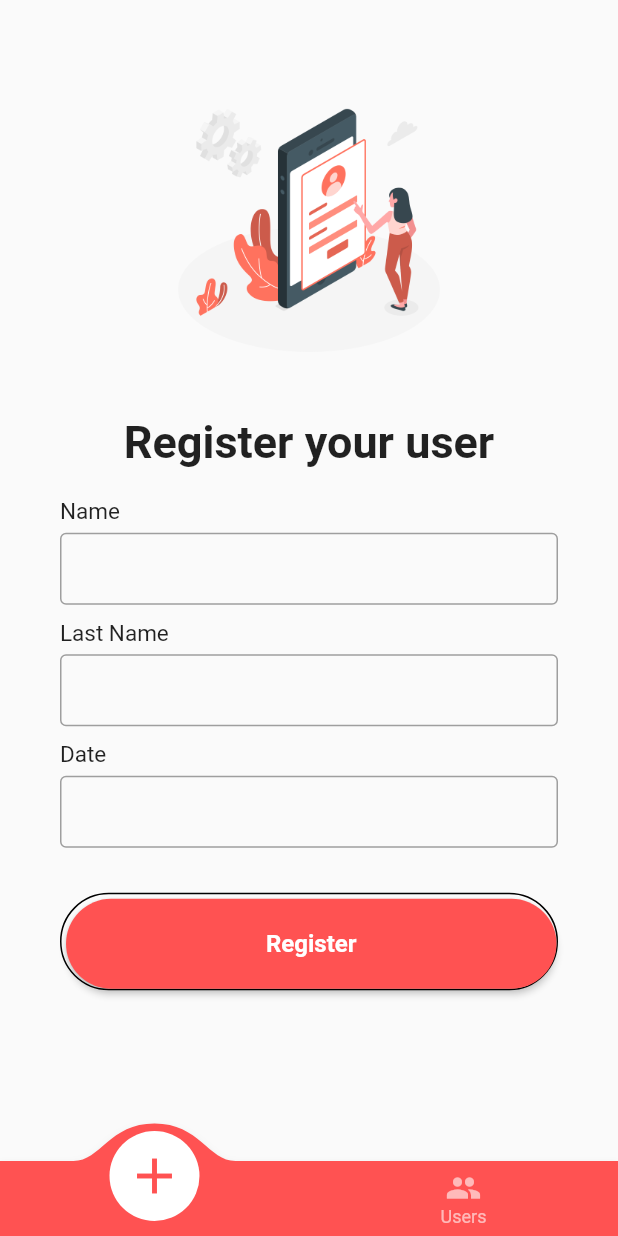
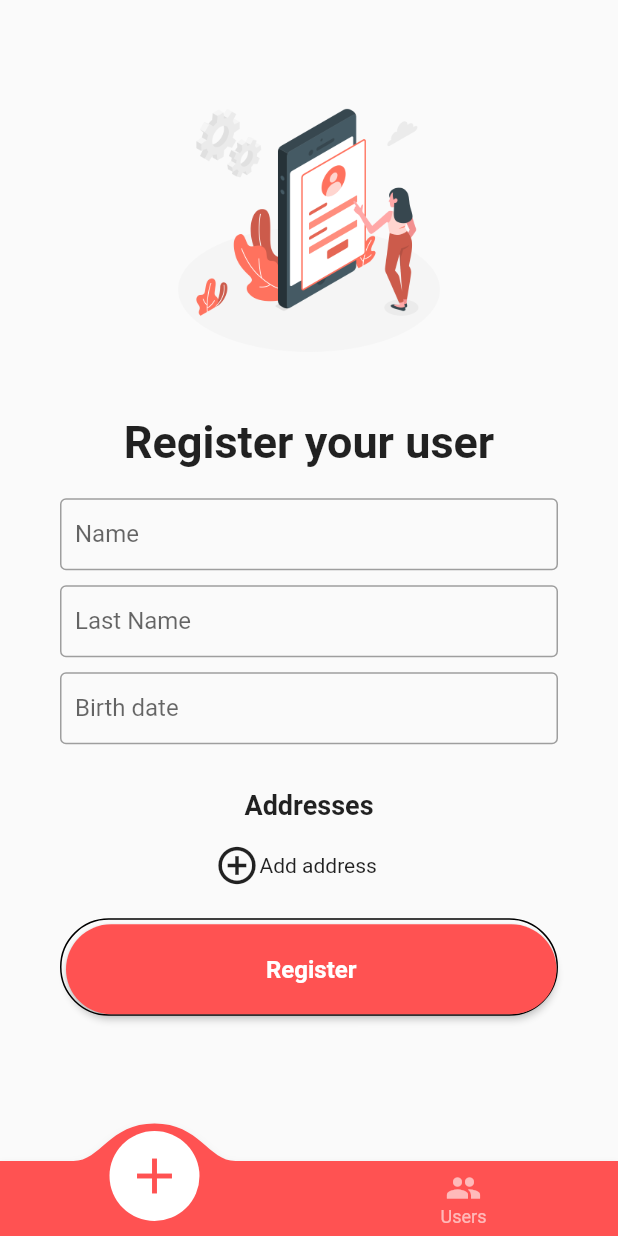
Before and after one commit to anferente20/flutter_register_form, a Flutter app: the screen it shows after launch, on a phone screen of 412 x 824 dp. Run offline on Flutter 3.47's test engine with Material 2 defaults, Android fonts, the light colour scheme and no system bars; drawn by our look-alikes of convex_bottom_bar; our stand-ins replace equatable, flutter_bloc; generated files the repository leaves out were written again.

Commit message:
add addresses to user

```diff
--- /dev/null
+++ b/lib/core/models/address.dart
@@ -0,0 +1,6 @@
+class Address {
+  String city;
+  String address;
+
+  Address({required this.address, required this.city});
+}
--- a/lib/core/models/user.dart
+++ b/lib/core/models/user.dart
@@ -1,8 +1,10 @@
+import 'package:register_form/core/models/address.dart';
+
 class User {
   String name;
   String lastName;
   DateTime birthDate;
-  Map<String, dynamic> addresses;
+  List<Address> addresses;
 
   User(
       {required this.addresses,
--- a/lib/design/screens/add_user_screen.dart
+++ b/lib/design/screens/add_user_screen.dart
@@ -3,7 +3,11 @@
 import 'package:flutter_gen/gen_l10n/app_localizations.dart';
 import 'package:intl/intl.dart';
 import 'package:register_form/core/bloc/user_bloc.dart';
+import 'package:register_form/core/models/address.dart';
 import 'package:register_form/core/models/user.dart';
+import 'package:register_form/design/utils/add_address_form.dart';
+import 'package:register_form/design/utils/custom_text_input.dart';
+import 'package:register_form/design/utils/custom_text_view.dart';
 
 class AddUserScreen extends StatefulWidget {
   static const route = 'AddUserScreen';
@@ -17,6 +21,9 @@
   TextEditingController nameController = TextEditingController();
   TextEditingController lastController = TextEditingController();
   TextEditingController dateController = TextEditingController();
+  List<Address> adresses = [];
+  bool showAddressForm = false;
+
   @override
   Widget build(BuildContext context) {
     return Container(
@@ -50,20 +57,71 @@
                   padding: const EdgeInsets.symmetric(horizontal: 40),
                   child: Column(
                     children: [
-                      makeInput(
+                      CustomTextInput(
                           label: AppLocalizations.of(context)!.name,
                           type: TextInputType.text,
                           textController: nameController),
-                      makeInput(
+                      CustomTextInput(
                           label: AppLocalizations.of(context)!.lastName,
                           type: TextInputType.name,
                           textController: lastController),
-                      makeInput(
+                      CustomTextInput(
                           label: AppLocalizations.of(context)!.date,
                           type: TextInputType.datetime,
                           textController: dateController,
                           isDate: true),
-                      const SizedBox(height: 20)
+                      const SizedBox(height: 20),
+                      Text(
+                        AppLocalizations.of(context)!.addresses,
+                        style: const TextStyle(
+                            fontSize: 18,
+                            fontWeight: FontWeight.w600,
+                            color: Colors.black87),
+                      ),
+                      const SizedBox(height: 10),
+                      for (final address in adresses) ...{
+                        CustomTextView(
+                          text: "${address.address}, ${address.city}",
+                          action: () {},
+                          showAction: false,
+                        )
+                      },
+                      Visibility(
+                          visible: showAddressForm,
+                          child: AddAddressForm(
+                            addAddress: (address) {
+                              setState(() {
+                                adresses.add(address);
+                                showAddressForm = false;
+                              });
+                            },
+                          )),
+                      const SizedBox(height: 5),
+                      Container(
+                        padding: EdgeInsets.only(
+                            left: MediaQuery.of(context).size.width / 4),
+                        child: GestureDetector(
+                          child: Row(children: [
+                            Icon(
+                                showAddressForm
+                                    ? Icons.cancel_outlined
+                                    : Icons.add_circle_outline_outlined,
+                                size: 30,
+                                weight: 10),
+                            Text(showAddressForm
+                                ? AppLocalizations.of(context)!.cancel
+                                : AppLocalizations.of(context)!.addAddress)
+                          ]),
+                          onTap: () {
+                            setState(() {
+                              showAddressForm = !showAddressForm;
+                            });
+                          },
+                        ),
+                      ),
+                      const SizedBox(
+                        height: 20,
+                      )
                     ],
                   ),
                 )
@@ -84,12 +142,8 @@
                   minWidth: double.infinity,
                   height: 60,
                   onPressed: () {
-                    print(nameController.text);
-                    print(lastController.text);
-                    print(dateController.text);
-
                     User user = User(
-                        addresses: {},
+                        addresses: adresses,
                         name: nameController.text,
                         lastName: lastController.text,
                         birthDate: DateTime.parse(dateController.text));
@@ -118,78 +172,10 @@
     );
   }
 
-  Widget makeInput(
-      {required String label,
-      type = TextInputType.text,
-      isDate = false,
-      required TextEditingController textController}) {
-    return Column(
-      crossAxisAlignment: CrossAxisAlignment.start,
-      children: [
-        Text(
-          label,
-          style: const TextStyle(
-              fontSize: 15, fontWeight: FontWeight.w400, color: Colors.black87),
-        ),
-        const SizedBox(
-          height: 5,
-        ),
-        TextField(
-          controller: textController,
-          onTap: isDate
-              ? () async {
-                  DateTime? pickedDate = await showDatePicker(
-                      context: context,
-                      initialDate: DateTime.now(),
-                      firstDate: DateTime(1940),
-                      lastDate: DateTime(2101),
-                      builder: (context, child) {
-                        return Theme(
-                          data: Theme.of(context).copyWith(
-                            colorScheme: const ColorScheme.light(
-                              primary: Colors.redAccent, // <-- SEE HERE
-                              onSurface: Colors.redAccent, // <-- SEE HERE
-                            ),
-                            textButtonTheme: TextButtonThemeData(
-                              style: TextButton.styleFrom(
-                                primary: Colors.redAccent, // button text color
-                              ),
-                            ),
-                          ),
-                          child: child!,
-                        );
-                      });
-
-                  if (pickedDate != null) {
-                    String formattedDate =
-                        DateFormat('yyyy-MM-dd').format(pickedDate);
-                    setState(() {
-                      textController.text = formattedDate;
-                    });
-                  }
-                }
-              : () {},
-          decoration: const InputDecoration(
-            contentPadding: EdgeInsets.symmetric(vertical: 0, horizontal: 10),
-            enabledBorder: OutlineInputBorder(
-              borderSide: BorderSide(
-                color: Colors.grey,
-              ),
-            ),
-            border:
-                OutlineInputBorder(borderSide: BorderSide(color: Colors.grey)),
-          ),
-        ),
-        const SizedBox(
-          height: 10,
-        )
-      ],
-    );
-  }
-
   void CleanForm() {
     nameController.text = "";
     lastController.text = "";
     dateController.text = "";
+    adresses = [];
   }
 }
--- /dev/null
+++ b/lib/design/utils/custom_text_input.dart
@@ -0,0 +1,108 @@
+import 'package:flutter/material.dart';
+import 'package:flutter/widgets.dart';
+import 'package:intl/intl.dart';
+
+class CustomTextInput extends StatefulWidget {
+  final String label;
+  final TextInputType type;
+  final bool isDate;
+  final TextEditingController textController;
+  final bool readOnly;
+
+  const CustomTextInput(
+      {super.key,
+      required this.label,
+      required this.textController,
+      this.type = TextInputType.text,
+      this.isDate = false,
+      this.readOnly = false});
+
+  @override
+  State<CustomTextInput> createState() => _CustomTextInputtState();
+}
+
+class _CustomTextInputtState extends State<CustomTextInput> {
+  @override
+  Widget build(BuildContext context) {
+    return Column(
+      crossAxisAlignment: CrossAxisAlignment.start,
+      children: [
+        Visibility(
+            visible: widget.readOnly,
+            child: Column(children: [
+              Text(
+                widget.label,
+                style: const TextStyle(
+                    fontSize: 15,
+                    fontWeight: FontWeight.w800,
+                    color: Colors.black87),
+              ),
+            ])),
+        TextField(
+          controller: widget.textController,
+          onTap: widget.isDate
+              ? () async {
+                  DateTime? pickedDate = await showDatePicker(
+                      context: context,
+                      initialDate: DateTime.now(),
+                      firstDate: DateTime(1940),
+                      lastDate: DateTime(2101),
+                      builder: (context, child) {
+                        return Theme(
+                          data: Theme.of(context).copyWith(
+                            colorScheme: const ColorScheme.light(
+                              primary: Colors.redAccent, // <-- SEE HERE
+                              onSurface: Colors.redAccent, // <-- SEE HERE
+                            ),
+                            textButtonTheme: TextButtonThemeData(
+                              style: TextButton.styleFrom(
+                                primary: Colors.redAccent, // button text color
+                              ),
+                            ),
+                          ),
+                          child: child!,
+                        );
+                      });
+
+                  if (pickedDate != null) {
+                    String formattedDate =
+                        DateFormat('yyyy-MM-dd').format(pickedDate);
+                    setState(() {
+                      widget.textController.text = formattedDate;
+                    });
+                  }
+                }
+              : () {},
+          decoration: widget.readOnly
+              ? const InputDecoration(
+                  contentPadding: EdgeInsets.only(left: 10),
+                  disabledBorder: UnderlineInputBorder(
+                    borderSide: BorderSide(width: 1, color: Colors.grey),
+                  ),
+                )
+              : InputDecoration(
+                  labelText: widget.label,
+                  floatingLabelStyle: const TextStyle(color: Colors.redAccent),
+                  contentPadding:
+                      const EdgeInsets.symmetric(vertical: 0, horizontal: 10),
+                  enabledBorder: const OutlineInputBorder(
+                    borderSide: BorderSide(
+                      color: Colors.grey,
+                    ),
+                  ),
+                  focusedBorder: const OutlineInputBorder(
+                    borderSide: BorderSide(
+                      color: Colors.red,
+                    ),
+                  ),
+                  border: const OutlineInputBorder(
+                      borderSide: BorderSide(color: Colors.grey)),
+                ),
+        ),
+        const SizedBox(
+          height: 10,
+        )
+      ],
+    );
+  }
+}
--- a/lib/l10n/app_en.arb
+++ b/lib/l10n/app_en.arb
@@ -2,12 +2,17 @@
     "registerUser":"Register your user",
     "name": "Name",
     "lastName": "Last Name",
-    "date": "Date",
+    "date": "Birth date",
     "register":"Register",
     "noDate": "Date is not selected",
     "add": "Add",
     "users": "Users",
     "more": "More",
     "registeredUsers": "Registered users",
-    "noUsers": "There are no registered users"
+    "noUsers": "There are no registered users",
+    "city": "City",
+    "address": "Address",
+    "addresses": "Addresses",
+    "addAddress": "Add address",
+    "cancel": "Cancel"
 }
--- a/lib/l10n/app_es.arb
+++ b/lib/l10n/app_es.arb
@@ -2,12 +2,17 @@
     "registerUser":"Registra tu usuario",
     "name": "Nombre",
     "lastName": "Apellido",
-    "date": "Fecha",
+    "date": "Fecha de nacimiento",
     "register":"Registrar",
     "noDate": "No ha seleccionado una fecha",
     "add": "Agregar",
     "users": "Usuarios",
     "more": "Ver más",
     "registeredUsers": "Usuarios registrados",
-    "noUsers": "No hay usuarios registrados"
+    "noUsers": "No hay usuarios registrados",
+    "city": "Ciudad",
+    "address": "Dirección",
+    "addresses": "Direcciones",
+    "addAddress": "Agregar Dirección",
+    "cancel": "Cancelar"
 }
```
Also changed, not shown: lib/design/screens/list_users_screen.dart (+9 -23 lines), lib/design/screens/user_information_screen.dart (+32 -43 lines), lib/design/utils/add_address_form.dart (added, +83 -0 lines), lib/design/utils/custom_text_view.dart (added, +42 -0 lines).
